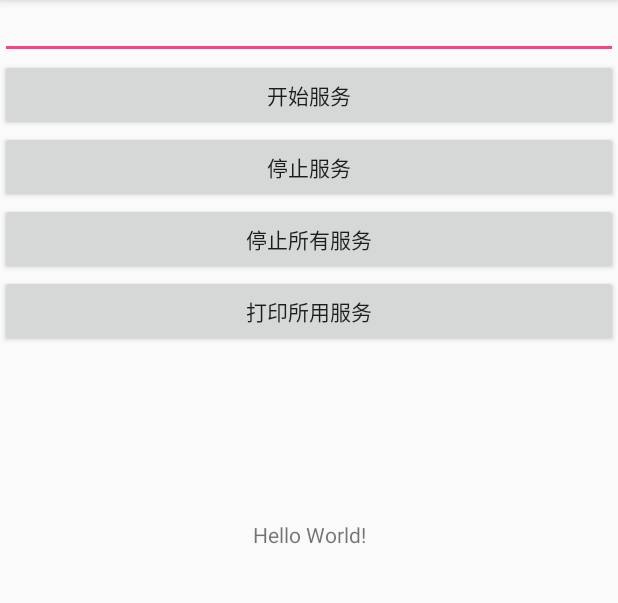
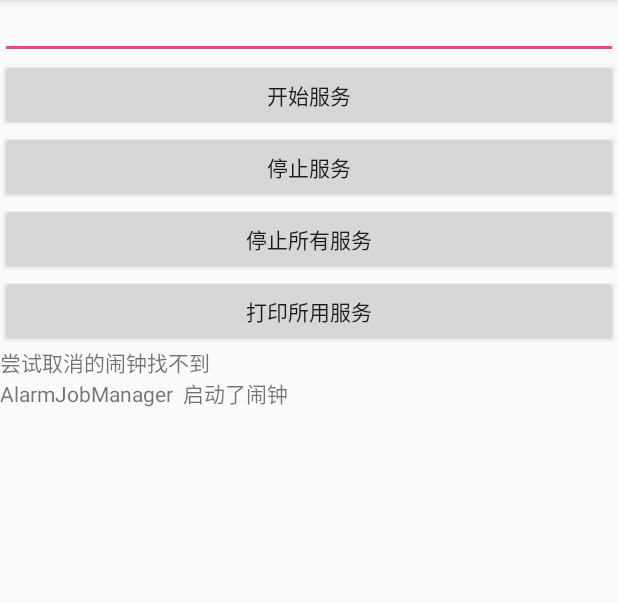
Before and after one commit to xinxiaolong/TheoryAndPractice, an Android app: the screen it shows after launch (MainActivity), after a tap on "开始服务", on a phone screen of 412 x 824 dp, the part 84-687 px from its top. Run offline under Robolectric (Android 15) with nearby library versions, the phone set to English and light mode, and no system bars; our stand-ins replace EventBus.

Commit message:
后台计时器提交

```diff
--- a/app/src/main/java/com/example/fragment/theoryandpractice/MainActivity.java
+++ b/app/src/main/java/com/example/fragment/theoryandpractice/MainActivity.java
@@ -258,8 +258,6 @@ public class MainActivity extends Activity {
 
 
         Log.e("info",getDeviceInfo(this) );
-
-
 
         new Handler().postDelayed(new Runnable() {
             @Override
--- a/timetask/src/main/java/qktx/xinxiaolong/com/timetask/MainActivity.java
+++ b/timetask/src/main/java/qktx/xinxiaolong/com/timetask/MainActivity.java
@@ -7,23 +7,35 @@ import android.support.design.widget.FloatingActionButton;
 import android.support.design.widget.Snackbar;
 import android.support.v7.app.AppCompatActivity;
 import android.support.v7.widget.Toolbar;
+import android.util.Log;
 import android.view.View;
 import android.view.Menu;
 import android.view.MenuItem;
 import android.widget.Button;
 import android.widget.EditText;
+import android.widget.TextView;
 
-import qktx.xinxiaolong.com.timetask.jobservice.JobSchedulerManager;
+import org.greenrobot.eventbus.EventBus;
+import org.greenrobot.eventbus.Subscribe;
+import org.greenrobot.eventbus.ThreadMode;
+
+import qktx.xinxiaolong.com.timetask.alarm.AlarmJobManager;
+import qktx.xinxiaolong.com.timetask.jobservice.DaemonAlarmJobManager;
 
 public class MainActivity extends AppCompatActivity {
+
+
+    public static String TAG = "TIME_TASK";
+    private StringBuilder logStrBuilder = new StringBuilder();
+    private TimerServiceManager timerServiceManager;
 
     EditText edJobId;
     Button btnStart;
     Button btnStop;
     Button btnStopAll;
     Button btnPrint;
+    TextView tvLog;
 
-    JobSchedulerManager jobSchedulerManager;
 
     @RequiresApi(api = Build.VERSION_CODES.LOLLIPOP)
     @Override
@@ -42,40 +54,42 @@ public class MainActivity extends AppCompatActivity {
             }
         });
 
-        edJobId=findViewById(R.id.edit_jobId);
-        btnStart=findViewById(R.id.btn_startService);
-        btnStop=findViewById(R.id.btn_stopService);
-        btnStopAll=findViewById(R.id.btn_stopAllService);
-        btnPrint=findViewById(R.id.btn_printAllService);
+        EventBus.getDefault().register(this);
+
+
+        edJobId = findViewById(R.id.edit_jobId);
+        btnStart = findViewById(R.id.btn_startService);
+        btnStop = findViewById(R.id.btn_stopService);
+        btnStopAll = findViewById(R.id.btn_stopAllService);
+        btnPrint = findViewById(R.id.btn_printAllService);
+        tvLog = findViewById(R.id.tv_log);
 
         btnStart.setOnClickListener(onClickListener);
         btnStop.setOnClickListener(onClickListener);
         btnStopAll.setOnClickListener(onClickListener);
         btnPrint.setOnClickListener(onClickListener);
 
-        jobSchedulerManager=new JobSchedulerManager(this);
+        timerServiceManager=TimerServiceManager.get(this);
+
     }
 
-
-    View.OnClickListener onClickListener=new View.OnClickListener() {
+    View.OnClickListener onClickListener = new View.OnClickListener() {
         @RequiresApi(api = Build.VERSION_CODES.LOLLIPOP)
         @Override
         public void onClick(View v) {
 
-            int jobId=Integer.parseInt(edJobId.getText().toString());
-
-            switch (v.getId()){
+            switch (v.getId()) {
                 case R.id.btn_startService:
-                    jobSchedulerManager.startDataSyncJobScheduler(jobId);
+                    timerServiceManager.startTimerService(15000);
                     break;
                 case R.id.btn_stopService:
-                    jobSchedulerManager.stopDataSyncJobScheduler(jobId);
+                    timerServiceManager.stopTimeService();
                     break;
                 case R.id.btn_stopAllService:
-                    jobSchedulerManager.stopAllDataSyncJobScheduler();
+                    timerServiceManager.stopTimeService();
                     break;
                 case R.id.btn_printAllService:
-                    jobSchedulerManager.printAllPendingJobs();
+
                     break;
             }
         }
@@ -103,4 +117,18 @@ public class MainActivity extends AppCompatActivity {
 
         return super.onOptionsItemSelected(item);
     }
+
+
+    @Subscribe(threadMode = ThreadMode.MAIN)
+    public void messageEventBus(String event) {
+        logStrBuilder.append(event + "\n");
+        tvLog.setText(logStrBuilder.toString());
+    }
+
+
+    @Override
+    protected void onDestroy() {
+        super.onDestroy();
+        Log.v(TAG, "onDestroy");
+    }
 }
--- /dev/null
+++ b/timetask/src/main/java/qktx/xinxiaolong/com/timetask/TimerServiceManager.java
@@ -0,0 +1,74 @@
+package qktx.xinxiaolong.com.timetask;
+
+import android.content.Context;
+import android.os.Build;
+
+import qktx.xinxiaolong.com.timetask.alarm.AlarmJobManager;
+import qktx.xinxiaolong.com.timetask.jobservice.DaemonAlarmJobManager;
+
+/**
+ * Created by xiaolong on 2018/8/2.
+ * email：xinxiaolong123@foxmail.com
+ */
+
+public class TimerServiceManager {
+
+    private Context mContext;
+    public static volatile TimerServiceManager timerService;
+    private AlarmJobManager alarmJobManager;
+    private DaemonAlarmJobManager jobSchedulerManager;
+    private TimerServiceManager() {
+
+    }
+
+    private TimerServiceManager init(Context context) {
+        mContext = context;
+        if (Build.VERSION.SDK_INT < Build.VERSION_CODES.LOLLIPOP) {
+            alarmJobManager=AlarmJobManager.get(mContext);
+        }else {
+            alarmJobManager=AlarmJobManager.get(mContext);
+            jobSchedulerManager=DaemonAlarmJobManager.get(mContext);
+        }
+        return this;
+    }
+
+    public static TimerServiceManager get(Context context) {
+        if (timerService == null) {
+            timerService = new TimerServiceManager();
+        }
+        return timerService.init(context);
+    }
+
+
+    public void startTimerService(long delayTime) {
+        if (Build.VERSION.SDK_INT < Build.VERSION_CODES.LOLLIPOP) {
+             //5.0版本及以下
+            initAlarmJobManager(delayTime);
+            alarmJobManager.startAlarm();
+        } else {
+            //5.0版本及以上
+            initAlarmJobManager(delayTime);
+            alarmJobManager.startAlarm();
+            jobSchedulerManager.startDataSyncJobScheduler(1);
+
+        }
+    }
+
+    private AlarmJobManager initAlarmJobManager(long delayTime){
+        alarmJobManager.setAlarmId(1);
+        alarmJobManager.setDelayTime(delayTime);
+        alarmJobManager.cancelAlarm();
+        return alarmJobManager;
+    }
+
+
+    public void stopTimeService() {
+        if (Build.VERSION.SDK_INT < Build.VERSION_CODES.LOLLIPOP) {
+            alarmJobManager.cancelAlarm();
+        }else{
+            jobSchedulerManager.stopAllDataSyncJobScheduler();
+            alarmJobManager.cancelAlarm();
+        }
+
+    }
+}
--- /dev/null
+++ b/timetask/src/main/java/qktx/xinxiaolong/com/timetask/alarm/AlarmJobManager.java
@@ -0,0 +1,106 @@
+package qktx.xinxiaolong.com.timetask.alarm;
+
+import android.annotation.SuppressLint;
+import android.app.Activity;
+import android.app.AlarmManager;
+import android.app.PendingIntent;
+import android.app.Service;
+import android.content.Context;
+import android.content.Intent;
+import android.net.Uri;
+import android.os.SystemClock;
+import android.util.Log;
+
+import org.greenrobot.eventbus.EventBus;
+
+import java.io.Serializable;
+
+import static android.content.Context.ALARM_SERVICE;
+
+/**
+ * Created by xiaolong on 2018/8/1.
+ * email：xinxiaolong123@foxmail.com
+ */
+
+public class AlarmJobManager implements Serializable{
+
+    public static String TAG="TIME_TASK";
+
+
+    private Context mContext;
+    private static AlarmJobManager alarmJobManager;
+    private long delayTime=1000*10;
+    private long alarmId=System.currentTimeMillis();
+
+    private AlarmJobManager() {
+
+    }
+
+    private AlarmJobManager init(Context context){
+        mContext=context;;
+        return this;
+    }
+
+
+    public static AlarmJobManager get(Context context){
+        if(alarmJobManager==null){
+            alarmJobManager=new AlarmJobManager();
+        }
+        return alarmJobManager.init(context.getApplicationContext());
+    }
+
+    public void setAlarmId(long alarmId){
+        this.alarmId=alarmId;
+    }
+
+    public void setDelayTime(long delayTime){
+        this.delayTime=delayTime;
+    }
+
+    public void startAlarm() {
+
+        if(mContext==null){
+            return;
+        }
+        long triggerAtTime = delayTime;
+
+        AlarmManager am = (AlarmManager) mContext.getSystemService(ALARM_SERVICE);
+        PendingIntent pi = PendingIntent.getBroadcast(mContext, 0, getIntent(), PendingIntent.FLAG_CANCEL_CURRENT);
+        am.set(AlarmManager.ELAPSED_REALTIME_WAKEUP, SystemClock.elapsedRealtime()+triggerAtTime, pi);
+
+        Log.v(TAG,"AlarmJobManager:   启动了闹钟");
+        EventBus.getDefault().post("AlarmJobManager  启动了闹钟");
+    }
+
+
+    public void cancelAlarm(){
+
+        AlarmManager am = (AlarmManager) mContext.getSystemService(ALARM_SERVICE);
+        PendingIntent pi = PendingIntent.getBroadcast(mContext, 0, getIntent(), PendingIntent.FLAG_NO_CREATE);
+
+        if(pi==null){
+            Log.v(TAG,"尝试取消的闹钟找不到");
+            EventBus.getDefault().post("尝试取消的闹钟找不到");
+        }else {
+            am.cancel(pi);
+            Log.v(TAG,"尝试取消闹钟");
+            EventBus.getDefault().post("尝试取消闹钟");
+        }
+    }
+
+
+    public boolean isStarted(){
+        PendingIntent pendingIntent=PendingIntent.getBroadcast(mContext, 0,getIntent(), PendingIntent.FLAG_NO_CREATE);
+        boolean alarmUp= pendingIntent!= null;
+        return alarmUp;
+    }
+
+
+    private Intent getIntent(){
+        Intent intent = new Intent(mContext, AlarmJobBroadcastReceiver.class);
+        intent.setData(Uri.parse("content://calendar/calendar_alerts/"+alarmId));
+        intent.setAction(AlarmJobBroadcastReceiver.class.getSimpleName());
+        return intent;
+    }
+
+}
--- a/timetask/src/main/java/qktx/xinxiaolong/com/timetask/jobservice/JobSchedulerManager.java
+++ b/timetask/src/main/java/qktx/xinxiaolong/com/timetask/jobservice/DaemonAlarmJobManager.java
@@ -1,15 +1,19 @@
 package qktx.xinxiaolong.com.timetask.jobservice;
 
+import android.annotation.TargetApi;
 import android.app.job.JobInfo;
 import android.app.job.JobScheduler;
 import android.content.ComponentName;
 import android.content.Context;
 import android.os.Build;
+import android.os.Bundle;
+import android.os.PersistableBundle;
 import android.support.annotation.RequiresApi;
 import android.util.Log;
-import android.widget.Toast;
 
 import java.util.List;
+
+import qktx.xinxiaolong.com.timetask.alarm.AlarmJobManager;
 
 import static android.content.Context.JOB_SCHEDULER_SERVICE;
 
@@ -18,31 +22,48 @@ import static android.content.Context.JOB_SCHEDULER_SERVICE;
  * email：xinxiaolong123@foxmail.com
  */
 
-public class JobSchedulerManager {
+public class DaemonAlarmJobManager {
 
-    static long DATA_SYNC_INTERVAL=20000;
+    static long DATA_SYNC_INTERVAL=10000;
 
     public static String TAG="TIME_TASK";
 
+    private static DaemonAlarmJobManager jobSchedulerManager;
+    Context mContext;
 
-    Context mContext;
-    public JobSchedulerManager(Context context){
-        mContext=context;
+
+    private DaemonAlarmJobManager(){
+
+
     }
+
+    private DaemonAlarmJobManager init(Context context){
+        mContext=context.getApplicationContext();
+        return this;
+    }
+
+    public static DaemonAlarmJobManager get(Context context){
+        if(jobSchedulerManager==null){
+            jobSchedulerManager=new DaemonAlarmJobManager();
+        }
+        return jobSchedulerManager.init(context);
+    }
+
 
     @RequiresApi(api = Build.VERSION_CODES.LOLLIPOP)
     public void startDataSyncJobScheduler(int jobId) {
-        ComponentName jobService = new ComponentName(mContext, DataSyncJobService.class);
+        ComponentName jobService = new ComponentName(mContext, DaemonAlarmJobService.class);
 
         JobInfo.Builder builder = new JobInfo.Builder(jobId, jobService);
         builder.setPeriodic(DATA_SYNC_INTERVAL)
                 .setPersisted(true)
                 .setRequiredNetworkType(JobInfo.NETWORK_TYPE_ANY);
+
         JobScheduler js = (JobScheduler)mContext.getSystemService(JOB_SCHEDULER_SERVICE);
         int resultCode=js.schedule(builder.build());
 
         String msg=resultCode==1?"启动服务成功":"启动服务失败";
-        Toast.makeText(mContext,msg, Toast.LENGTH_SHORT).show();
+        Log.e(TAG,msg);
     }
 
 
@@ -50,7 +71,6 @@ public class JobSchedulerManager {
     public void stopDataSyncJobScheduler(int jobId){
         JobScheduler js = (JobScheduler)mContext.getSystemService(JOB_SCHEDULER_SERVICE);
         js.cancel(jobId);
-
         Log.e(TAG,"停止了服务 jobId="+jobId);
     }
 
@@ -68,9 +88,7 @@ public class JobSchedulerManager {
         JobScheduler js = (JobScheduler)mContext.getSystemService(JOB_SCHEDULER_SERVICE);
         List<JobInfo> jobInfoList=js.getAllPendingJobs();
 
-
         for (int i=0;i<jobInfoList.size();i++){
-
             JobInfo jobInfo=jobInfoList.get(i);
             int id=jobInfo.getId();
             String name=jobInfo.getService().getClassName();
--- a/timetask/src/main/res/layout/activity_main.xml
+++ b/timetask/src/main/res/layout/activity_main.xml
@@ -28,45 +28,54 @@
         android:layout_height="wrap_content"
         android:layout_gravity="bottom|end"
         android:layout_margin="@dimen/fab_margin"
-        app:srcCompat="@android:drawable/ic_dialog_email"
-        android:visibility="gone"/>
+        android:visibility="gone"
+        app:srcCompat="@android:drawable/ic_dialog_email" />
 
     <EditText
         android:id="@+id/edit_jobId"
         android:layout_width="match_parent"
         android:layout_height="wrap_content"
-        android:layout_marginTop="50dp"/>
+        android:layout_marginTop="50dp" />
 
     <Button
-        android:layout_below="@+id/edit_jobId"
         android:id="@+id/btn_startService"
         android:layout_width="match_parent"
         android:layout_height="wrap_content"
-        android:text="开始服务"
-       />
+        android:layout_below="@+id/edit_jobId"
+        android:text="开始服务" />
 
     <Button
-        android:layout_below="@+id/btn_startService"
         android:id="@+id/btn_stopService"
         android:layout_width="match_parent"
         android:layout_height="wrap_content"
-        android:text="停止服务"
-        />
+        android:layout_below="@+id/btn_startService"
+        android:text="停止服务" />
 
     <Button
-        android:layout_below="@+id/btn_stopService"
         android:id="@+id/btn_stopAllService"
         android:layout_width="match_parent"
         android:layout_height="wrap_content"
-        android:text="停止所有服务"
-        />
+        android:layout_below="@+id/btn_stopService"
+        android:text="停止所有服务" />
 
     <Button
-        android:layout_below="@+id/btn_stopAllService"
         android:id="@+id/btn_printAllService"
         android:layout_width="match_parent"
         android:layout_height="wrap_content"
-        android:text="打印所用服务"
-        />
+        android:layout_below="@+id/btn_stopAllService"
+        android:text="打印所用服务" />
 
+    <ScrollView
+        android:layout_below="@+id/btn_printAllService"
+        android:layout_width="match_parent"
+        android:layout_height="match_parent">
+
+        <TextView
+            android:id="@+id/tv_log"
+            android:layout_width="match_parent"
+            android:layout_height="match_parent"
+
+            android:text="" />
+
+    </ScrollView>
 </RelativeLayout>
--- a/timetask/src/main/res/layout/content_main.xml
+++ b/timetask/src/main/res/layout/content_main.xml
@@ -11,7 +11,6 @@
     <TextView
         android:layout_width="wrap_content"
         android:layout_height="wrap_content"
-        android:text="Hello World!"
         app:layout_constraintBottom_toBottomOf="parent"
         app:layout_constraintLeft_toLeftOf="parent"
         app:layout_constraintRight_toRightOf="parent"
```
Also changed, not shown: timetask/src/main/AndroidManifest.xml (+21 -4 lines), timetask/src/main/java/qktx/xinxiaolong/com/timetask/alarm/AlarmJobBroadcastReceiver.java (added, +19 -0 lines), timetask/src/main/java/qktx/xinxiaolong/com/timetask/alarm/AlarmManager.java (deleted, +0 -27 lines), timetask/src/main/java/qktx/xinxiaolong/com/timetask/alarm/AlarmService.java (+12 -6 lines), timetask/src/main/java/qktx/xinxiaolong/com/timetask/jobservice/DaemonAlarmJobService.java (added, +63 -0 lines), timetask/src/main/java/qktx/xinxiaolong/com/timetask/jobservice/DataSyncJobService.java (deleted, +0 -47 lines).
